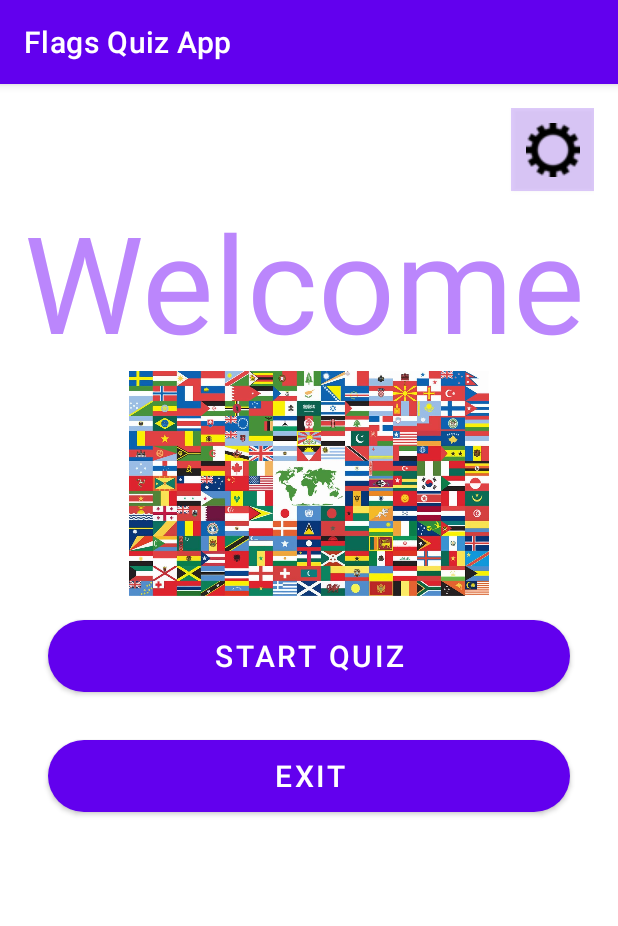
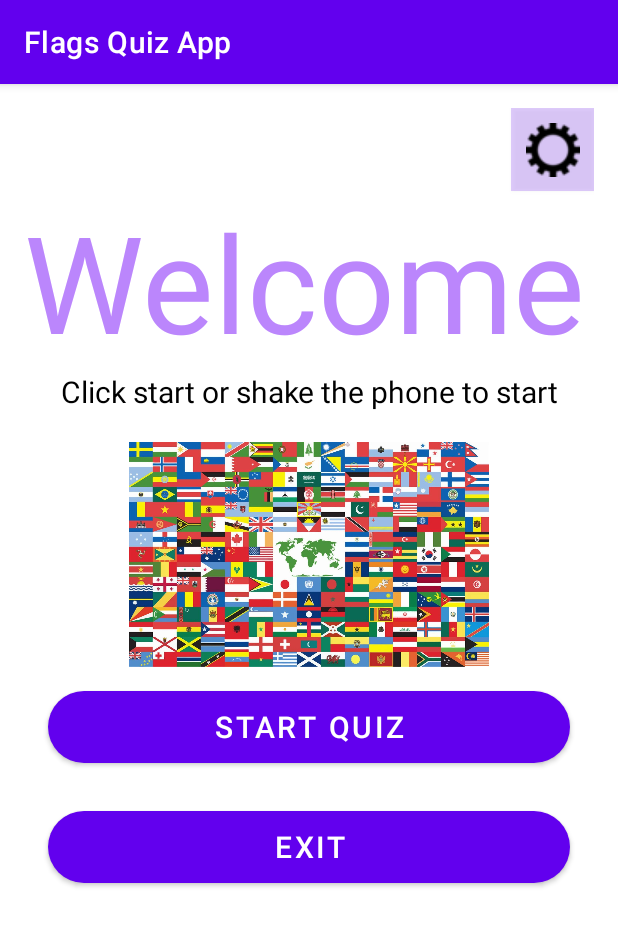
Before and after one commit to yousifj/QuizApp, an Android app: the screen it shows after launch (MainMenuActivity), on a phone screen of 412 x 824 dp. Shown: the top 926 px of the screen. Run offline under Robolectric (Android 15) with nearby library versions, the phone set to English and light mode, and no system bars; 1 statement that could not run was skipped.

Commit message:
added a delay for music to download

```diff
--- a/app/src/main/java/com/yousifj/flagsquizapp/MainActivity.kt
+++ b/app/src/main/java/com/yousifj/flagsquizapp/MainActivity.kt
@@ -13,7 +13,8 @@ import androidx.core.content.ContextCompat
 import com.bumptech.glide.Glide
 import java.util.*
 import android.media.MediaPlayer
-
+import android.os.Handler
+import android.os.Looper
 
 
 class MainActivity : AppCompatActivity() {
@@ -220,8 +221,9 @@ class MainActivity : AppCompatActivity() {
         //play after it finishes downloading
         try {
             mediaPlayer.setDataSource(url)
+            mediaPlayer.prepare()
             mediaPlayer.setOnPreparedListener { player ->
-                player.start()
+                Handler(Looper.getMainLooper()).postDelayed({ player.start() }, 2000)
             }
             mediaPlayer.prepareAsync()
         } catch (e: Exception) {
--- a/app/src/main/res/layout/activity_main_menu.xml
+++ b/app/src/main/res/layout/activity_main_menu.xml
@@ -25,6 +25,16 @@
         android:textAppearance="@style/TextAppearance.AppCompat.Large"
         android:textColor="@color/purple_200"
         android:textSize="@dimen/welcomeTextSize" />
+    <TextView
+        android:id="@+id/HowTOStartText"
+        android:layout_width="match_parent"
+        android:layout_height="wrap_content"
+        android:text="@string/shake"
+        android:textAppearance="@style/TextAppearance.AppCompat.Large"
+        android:textColor="@color/black"
+        android:gravity="center"
+        android:paddingBottom="@dimen/padding20"
+        android:textSize="@dimen/textSize20" />
 
     <ImageView
         android:id="@+id/imageView"
--- a/app/src/main/res/values/strings.xml
+++ b/app/src/main/res/values/strings.xml
@@ -28,5 +28,6 @@
     <string name="scaleY">scaleY</string>
     <string name="StartValue">1.0</string>
     <string name="EndValue">0.5</string>
+    <string name="shake">Click start or shake the phone to start</string>
 
 </resources>
```
